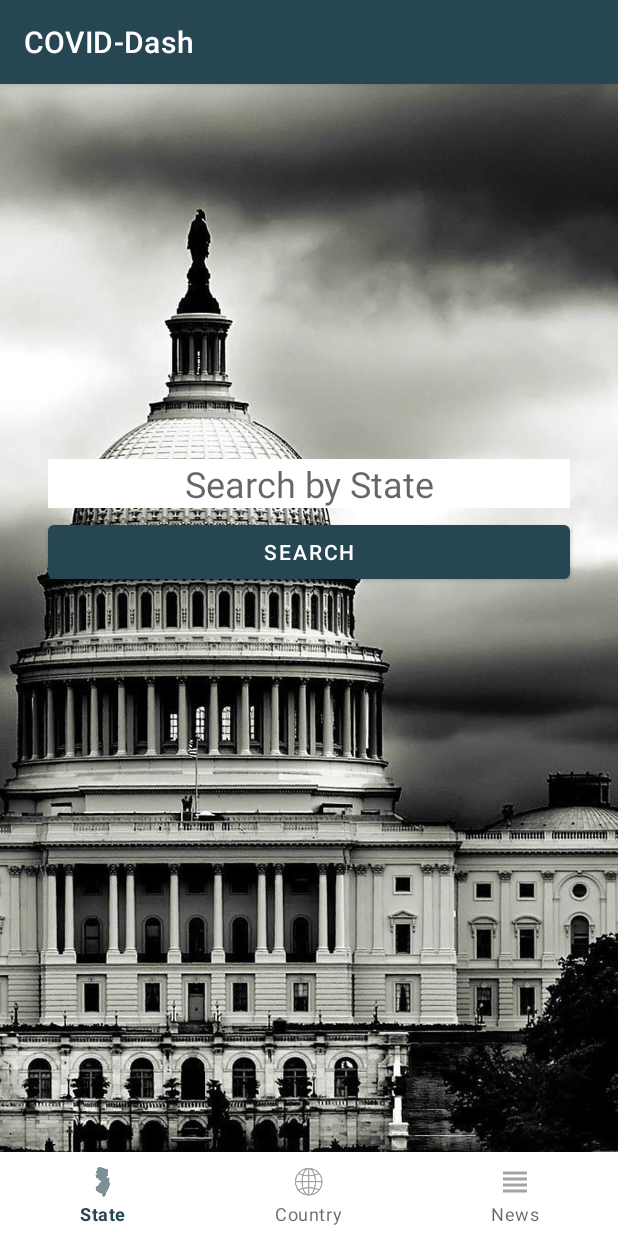
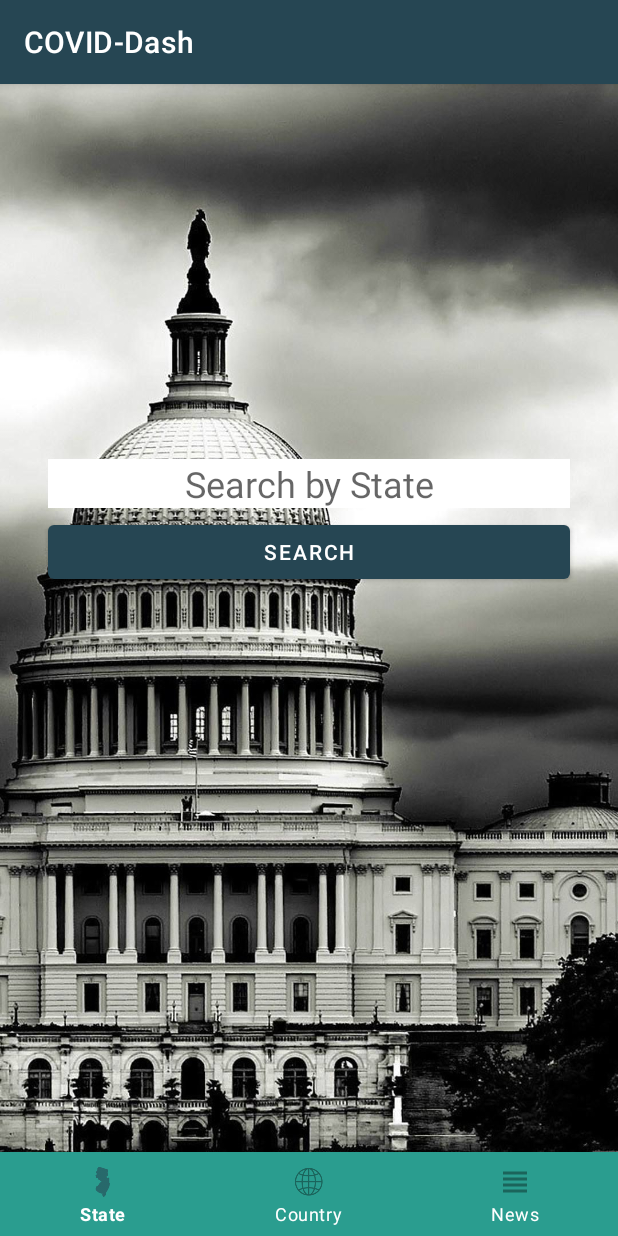
Before and after one commit to CodepathCS288/COVID19Dashboard, an Android app: the screen it shows after launch (MainActivity), on a phone screen of 412 x 824 dp. Run offline under Robolectric (Android 15) with nearby library versions, the phone set to English and light mode, and no system bars; our stand-ins replace Volley; libraries missing offline, so code that uses them is left out: org.parceler.

Commit message:
change color of button nav

```diff
--- a/app/src/main/res/layout/activity_main.xml
+++ b/app/src/main/res/layout/activity_main.xml
@@ -18,6 +18,8 @@
         android:layout_width="match_parent"
         android:layout_height="wrap_content"
         android:layout_alignParentBottom="true"
+        app:backgroundTint="#FF2A9D8F"
+        app:itemTextColor="#FFFFFF"
         app:menu="@menu/menu_bottom_navigation" />
 
 </RelativeLayout>
```
